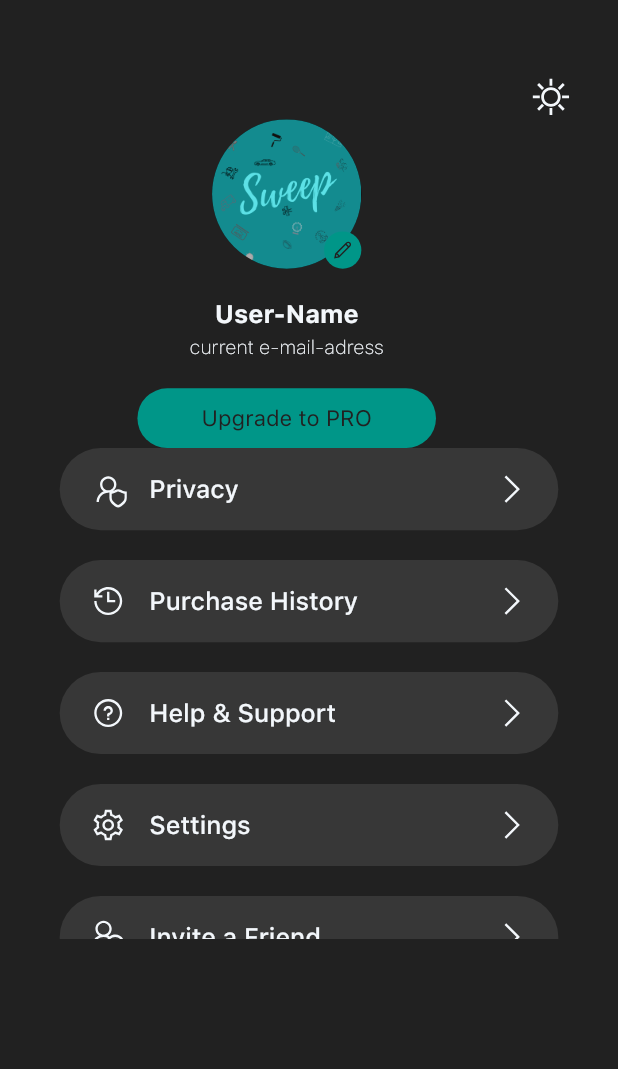
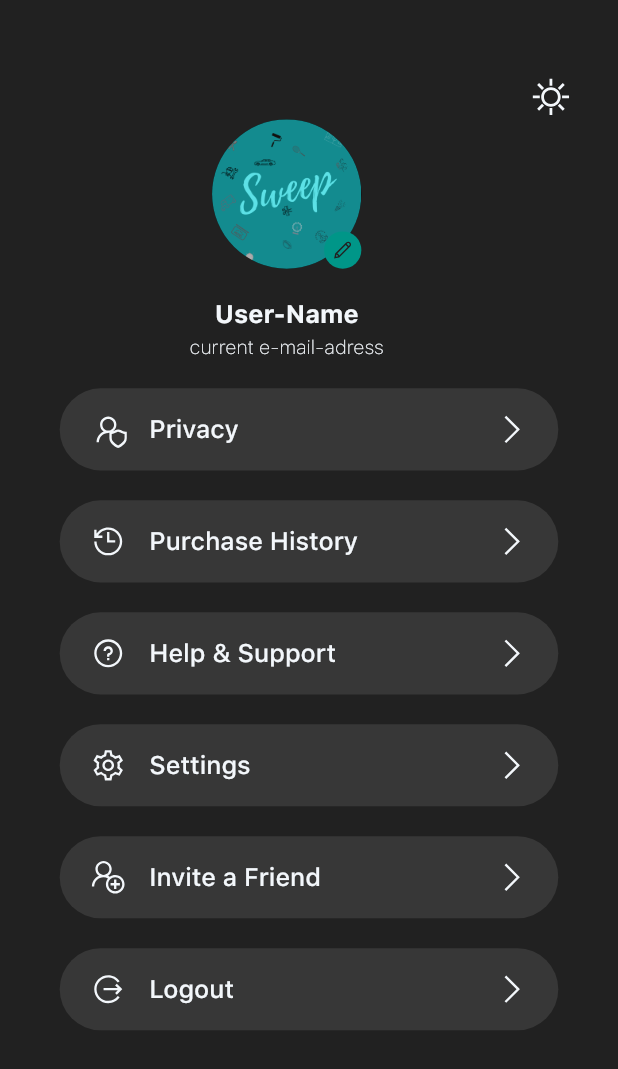
Before and after one commit to JonasSchweigler/Sweep-App, a Flutter app: the ProfileScreen screen opened directly, on a phone screen of 412 x 824 dp. Shown: the top 1069 px of the screen. Run offline on Flutter 3.47's test engine with Material 2 defaults, Android fonts, the phone set to English and light mode, and no system bars; our stand-ins replace animated_text_kit, animated_theme_switcher, cloud_firestore, curved_navigation_bar, firebase_auth, firebase_core and 9 more; accounts and stored records are empty.

Commit message:
p-template

```diff
--- a/lib/MainScreens/profilescreen.dart
+++ b/lib/MainScreens/profilescreen.dart
@@ -64,20 +64,20 @@ class _ProfileScreenState extends State<ProfileScreen> {
             style: kCaptionTextStyle,
           ),
           SizedBox(height: kSpacingUnit.w * 2),
-          Container(
-            height: kSpacingUnit.w * 4,
-            width: kSpacingUnit.w * 20,
-            decoration: BoxDecoration(
-              borderRadius: BorderRadius.circular(kSpacingUnit.w * 3),
-              color: Theme.of(context).accentColor,
-            ),
-            child: Center(
-              child: Text(
-                'Upgrade to PRO',
-                style: kButtonTextStyle,
-              ),
-            ),
-          ),
+          // Container(
+          //   height: kSpacingUnit.w * 4,
+          //   width: kSpacingUnit.w * 20,
+          //   decoration: BoxDecoration(
+          //     borderRadius: BorderRadius.circular(kSpacingUnit.w * 3),
+          //     color: Theme.of(context).accentColor,
+          //   ),
+          //   child: Center(
+          //     child: Text(
+          //       'Upgrade to PRO',
+          //       style: kButtonTextStyle,
+          //     ),
+          //   ),
+          // ),
         ],
       ),
     );
@@ -125,16 +125,16 @@ class _ProfileScreenState extends State<ProfileScreen> {
     return ThemeSwitchingArea(
       child: Builder(
         builder: (context) {
-          return Scaffold(
-            body: Column(
+          return SafeArea(
+            child: Scaffold(
+              body: Container(
+                // height: 600,
+                child: ListView(
+                  children: [
+                    Column(
                       children: <Widget>[
                         SizedBox(height: kSpacingUnit.w * 5),
                         header,
-                Container(
-                  width: double.infinity,
-                  height: 327,
-                  child: ListView(
-                    children: <Widget>[
                         ProfileListItem(
                           icon: LineAwesomeIcons.user_shield,
                           text: 'Privacy',
@@ -171,8 +171,9 @@ class _ProfileScreenState extends State<ProfileScreen> {
                         ),
                       ],
                     ),
-                )
                   ],
+                ),
+              ),
             ),
           );
         },
```
Also changed, not shown: lib/views/professional_requirements.dart (+28 -3 lines). Lines whose indentation alone changed are shown as unchanged.
